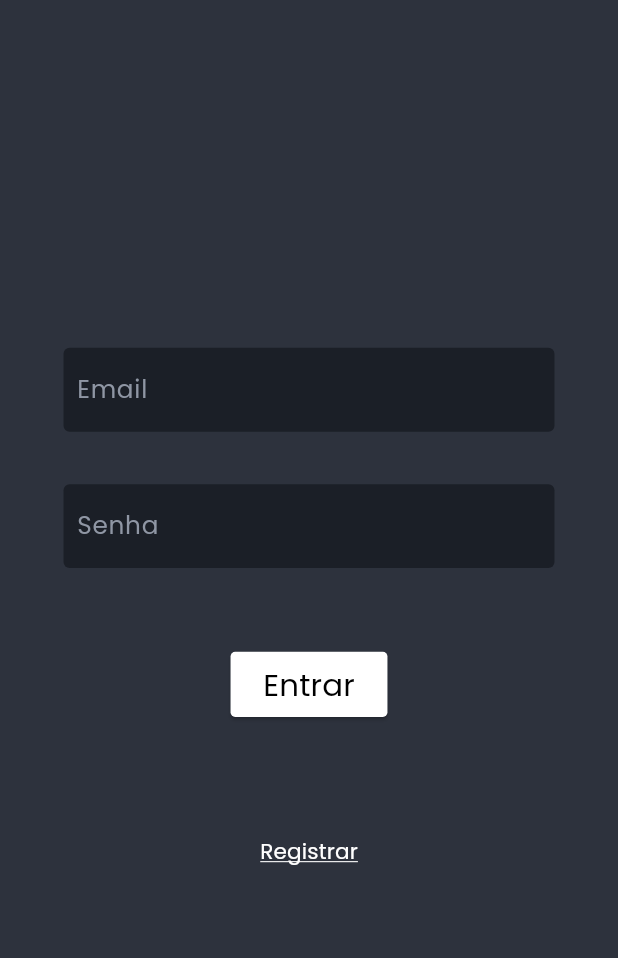
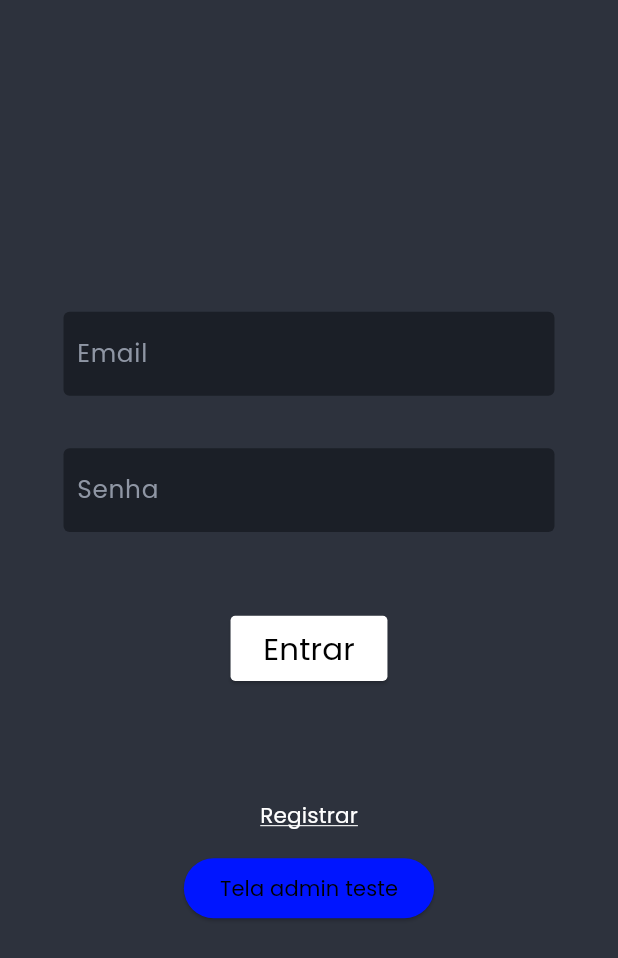
Before and after one commit to DemmiBot/field_research_app, a Flutter app: the screen it shows after launch, on a phone screen of 412 x 824 dp. Shown: the top 958 px of the screen. Run offline on Flutter 3.47's test engine with Material 3 defaults, Android fonts, the phone set to English and light mode, and no system bars; our stand-ins replace email_validator, flutter_screenutil, supabase_flutter; accounts and stored records are empty.

Commit message:
Alteracoes bestas, tela de testes e funcao add_column no onpress do botao novo

```diff
--- a/lib/controller/mixins/register_mixin.dart
+++ b/lib/controller/mixins/register_mixin.dart
@@ -21,7 +21,7 @@ mixin RegisterMixin {
   String? repeatPassword(String? value) {
     if (RegisterController.passwordRegister.text !=
         RegisterController.repitPassRegister.text) {
-      return 'Senhas não coincidem';
+      return 'As senhas não são iguais. Tente novamente.'; // Totalmente profissional agora meu nobre 😎👍
     }
     return null;
   }
--- a/lib/main.dart
+++ b/lib/main.dart
@@ -6,6 +6,7 @@ import 'package:fieldresearch/repositories/account_repository.dart';
 import 'package:fieldresearch/utils/utils.dart';
 import 'package:fieldresearch/views/adm_views/home_adm_view/home_adm_view.dart';
 import 'package:fieldresearch/views/adm_views/users_adm_view/users_adm_view.dart';
+import 'package:fieldresearch/views/adm_views/create_adm_view/create_adm_view.dart';
 import 'package:fieldresearch/views/login_view/signup_view.dart';
 import 'package:fieldresearch/views/register_views/register_view.dart';
 import 'package:fieldresearch/views/researcher_views/reseacher_home_view.dart';
@@ -14,7 +15,7 @@ import 'package:flutter_screenutil/flutter_screenutil.dart';
 import 'package:provider/provider.dart';
 
 void main() async {
-  AccountRepository.inicializeSupabase();
+  AccountRepository.initializeSupabase();
   runApp(
     MultiProvider(
       providers: [
@@ -52,6 +53,7 @@ class MyApp extends StatelessWidget {
           '/adm': (context) => const HomeAdmView(),
           '/admUsers': (context) => const AdmUsers(),
           '/researcher': (context) => const HomeResearcherView(),
+          '/admCreateTable': (context) => const AdminCreateTable(),
         },
         debugShowCheckedModeBanner: false,
         theme: ThemeData(
--- a/lib/models/user_model.dart
+++ /dev/null
@@ -1,5 +0,0 @@
-class UserModel {
-  late String name = 'User';
-
-  UserModel({required this.name});
-}
--- a/lib/models/users_adm_model.dart
+++ b/lib/models/users_adm_model.dart
@@ -12,3 +12,9 @@ class UserAdmModel {
     );
   }
 }
+
+class UserModel {
+  late String name = 'User';
+
+  UserModel({required this.name});
+}
--- a/lib/provider/adm_provider.dart
+++ b/lib/provider/adm_provider.dart
@@ -1,5 +1,5 @@
 import 'package:fieldresearch/models/researches_model.dart';
-import 'package:fieldresearch/models/user_model.dart';
+import 'package:fieldresearch/models/users_adm_model.dart';
 import 'package:fieldresearch/repositories/account_repository.dart';
 import 'package:flutter/material.dart';
 
--- a/lib/repositories/account_repository.dart
+++ b/lib/repositories/account_repository.dart
@@ -1,7 +1,7 @@
 import 'package:fieldresearch/controller/login_controller.dart';
 import 'package:fieldresearch/controller/errors/error_login.dart';
 import 'package:fieldresearch/controller/register_controller.dart';
-import 'package:fieldresearch/models/user_model.dart';
+import 'package:fieldresearch/models/users_adm_model.dart';
 import 'package:fieldresearch/utils/repository_utils.dart';
 import 'package:flutter/material.dart';
 import 'package:supabase_flutter/supabase_flutter.dart';
@@ -12,12 +12,12 @@ class AccountRepository {
   static late String name;
 
   //connect the app to the database
-  static void inicializeSupabase() async {
+  static void initializeSupabase() async {
     WidgetsFlutterBinding.ensureInitialized();
     var key = SupabaseKey();
     await Supabase.initialize(
       url: key.linkSupa,
-      anonKey: key.anonKeySupa,
+      anonKey: key.serviceKeySupa,
     );
   }
 
--- a/lib/utils/repository_utils.dart
+++ b/lib/utils/repository_utils.dart
@@ -1,5 +1,5 @@
 class SupabaseKey {
-  final String anonKeySupa =
-      'eyJhbGciOiJIUzI1NiIsInR5cCI6IkpXVCJ9.eyJpc3MiOiJzdXBhYmFzZSIsInJlZiI6InFyYWxiZnN2bnVzanJ5cmFkZ3ZhIiwicm9sZSI6ImFub24iLCJpYXQiOjE3MDU1MTUwODEsImV4cCI6MjAyMTA5MTA4MX0.9ewvk9chdreDCGQZvGKtR1u5b5G_8TbZP5RbniCiUPE';
+  final String serviceKeySupa =
+      'eyJhbGciOiJIUzI1NiIsInR5cCI6IkpXVCJ9.eyJpc3MiOiJzdXBhYmFzZSIsInJlZiI6InFyYWxiZnN2bnVzanJ5cmFkZ3ZhIiwicm9sZSI6InNlcnZpY2Vfcm9sZSIsImlhdCI6MTcwNTUxNTA4MSwiZXhwIjoyMDIxMDkxMDgxfQ.V2lUtap01vTXisPY0RBB8jMYzUYjL2SP_jo4M5Os-2k';
   final String linkSupa = 'https://qralbfsvnusjryradgva.supabase.co/';
 }
--- a/lib/views/login_view/signup_view.dart
+++ b/lib/views/login_view/signup_view.dart
@@ -1,5 +1,5 @@
 import 'package:fieldresearch/controller/login_controller.dart';
-import 'package:fieldresearch/controller/mixins/login_mixin.dart';
+import 'package:fieldresearch/controller/mixins/text_field_mixin.dart';
 import 'package:fieldresearch/provider/adm_provider.dart';
 import 'package:fieldresearch/widgets/custom_text_field.dart';
 import 'package:fieldresearch/widgets/my_button.dart';
@@ -44,9 +44,9 @@ class _SignupViewState extends State<SignupView> with LoginMixin {
                     controller: LoginController.passwordController,
                     textLabel: ' Senha',
                     obscureText: true,
-                    validator: (value) => combine([
-                      () => isNotEmpty(value),
-                      () => passwordValidador(value),
+                    validator: (shit) => combine([
+                      () => isNotEmpty(shit),
+                      () => passwordValidador(shit),
                     ]),
                   ),
                   SizedBox(height: 37.h),
@@ -89,6 +89,17 @@ class _SignupViewState extends State<SignupView> with LoginMixin {
                           decorationColor: Colors.white),
                     ),
                   ),
+                  ElevatedButton(
+                    style: ElevatedButton.styleFrom(
+                      foregroundColor: Color.fromARGB(255, 0, 0, 0),
+                      backgroundColor: Color.fromARGB(255, 0, 21, 255),
+
+                    ),
+                    child: Text("Tela admin teste"),
+                    onPressed: () {
+                      Navigator.pushNamed(context, '/admCreateTable');
+                    },
+                  ),
                 ],
               ),
             ),
```
Also changed, not shown: lib/repositories/data_repository.dart (+0 -16 lines), lib/repositories/users_repository.dart (+0 -12 lines), lib/views/adm_views/create_adm_view/create_adm_view.dart (+81 -0 lines), lib/controller/mixins/text_field_mixin.dart (renamed from lib/controller/mixins/login_mixin.dart), lib/controller/table_creation_controller.dart (added).
